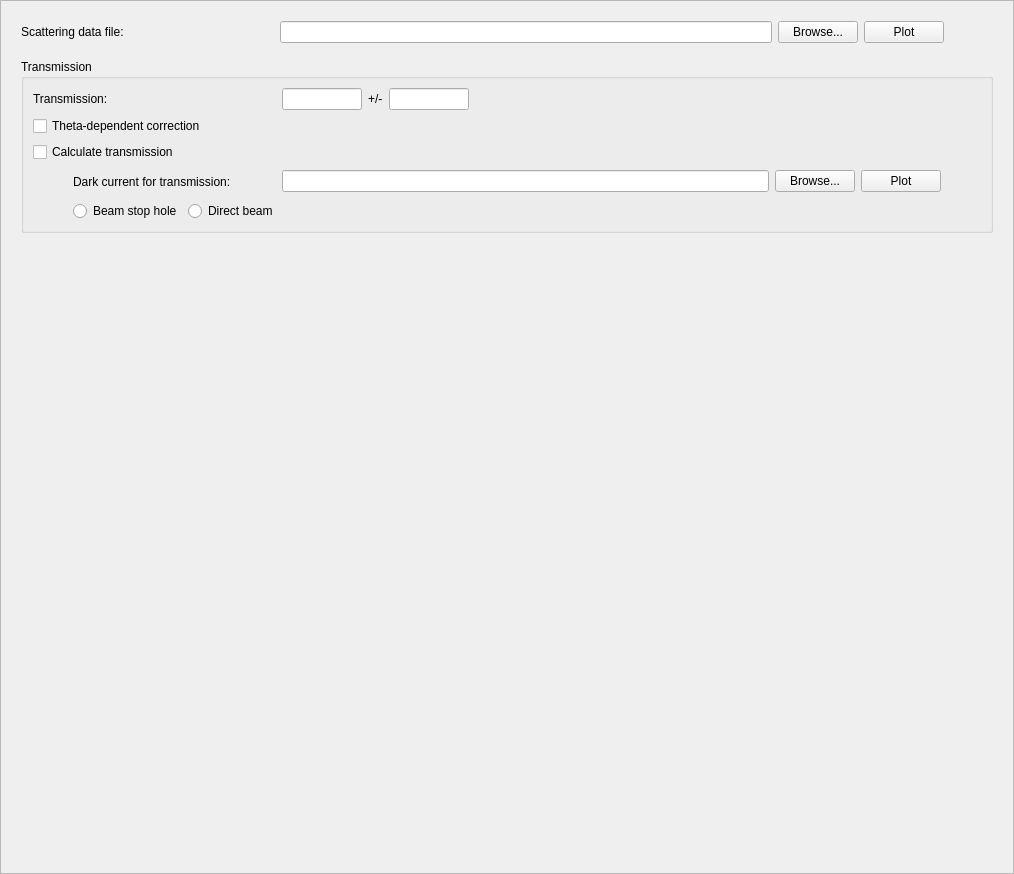
Before: the Qt Designer form Code/Mantid/scripts/Interface/ui/sans/eqsans_sample_data.ui in mantidproject/mantid, drawn with Qt 5.
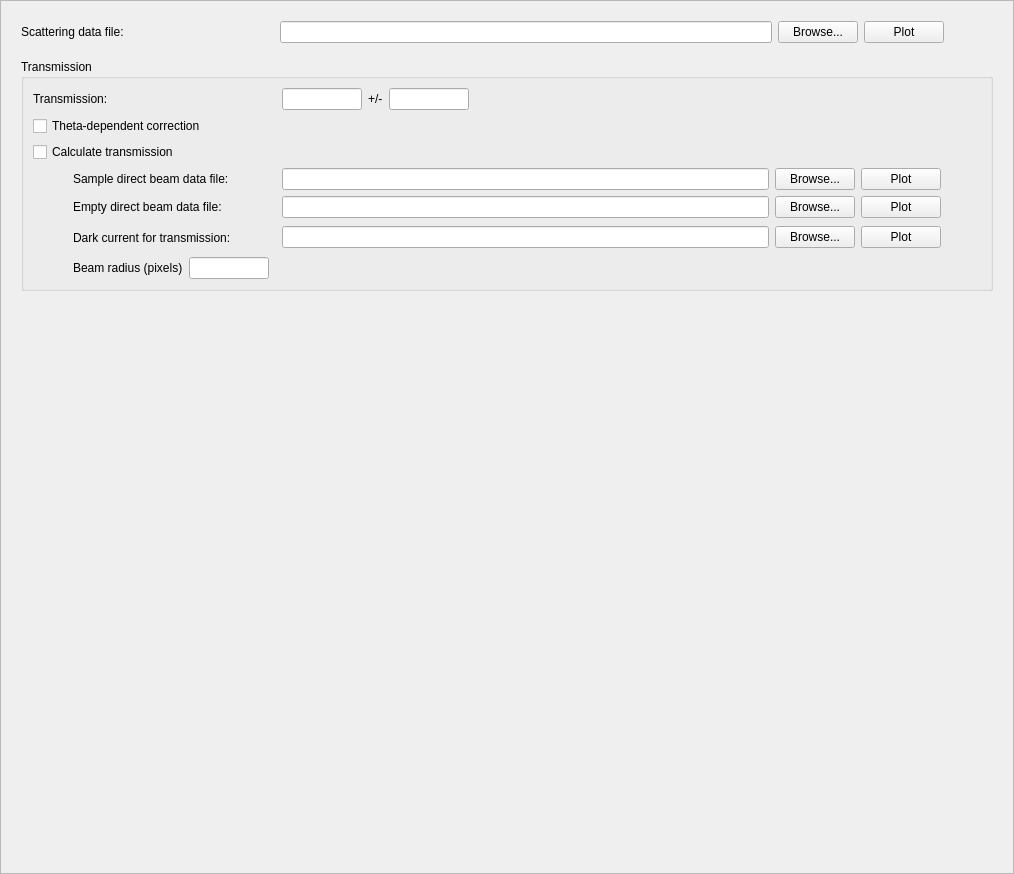
After: the same form once the commit is applied.

Commit message: got rid of beam stop transmission method. Fixes #3294

What changed in the file:
```diff
--- a/Code/Mantid/scripts/Interface/ui/sans/eqsans_sample_data.ui
+++ b/Code/Mantid/scripts/Interface/ui/sans/eqsans_sample_data.ui
@@ -221,65 +221,6 @@
               </property>
              </widget>
             </item>
-            <item row="7" column="0">
-             <layout class="QHBoxLayout" name="horizontalLayout_2">
-              <item>
-               <spacer name="horizontalSpacer">
-                <property name="orientation">
-                 <enum>Qt::Horizontal</enum>
-                </property>
-                <property name="sizeType">
-                 <enum>QSizePolicy::Fixed</enum>
-                </property>
-                <property name="sizeHint" stdset="0">
-                 <size>
-                  <width>40</width>
-                  <height>20</height>
-                 </size>
-                </property>
-               </spacer>
-              </item>
-              <item>
-               <widget class="QRadioButton" name="beamstop_chk">
-                <property name="toolTip">
-                 <string>Select to use the beam stop hole method for transmission calculation.</string>
-                </property>
-                <property name="text">
-                 <string>Beam stop hole</string>
-                </property>
-               </widget>
-              </item>
-              <item>
-               <widget class="QRadioButton" name="direct_beam_chk">
-                <property name="sizePolicy">
-                 <sizepolicy hsizetype="Fixed" vsizetype="Fixed">
-                  <horstretch>0</horstretch>
-                  <verstretch>0</verstretch>
-                 </sizepolicy>
-                </property>
-                <property name="toolTip">
-                 <string>Select to use the direct beam method for transmission calculation.</string>
-                </property>
-                <property name="text">
-                 <string>Direct beam</string>
-                </property>
-               </widget>
-              </item>
-              <item>
-               <spacer name="horizontalSpacer_4">
-                <property name="orientation">
-                 <enum>Qt::Horizontal</enum>
-                </property>
-                <property name="sizeHint" stdset="0">
-                 <size>
-                  <width>40</width>
-                  <height>20</height>
-                 </size>
-                </property>
-               </spacer>
-              </item>
-             </layout>
-            </item>
             <item row="2" column="0">
              <layout class="QHBoxLayout" name="horizontalLayout_3">
               <item>
@@ -405,7 +346,7 @@
               </item>
              </layout>
             </item>
-            <item row="5" column="0">
+            <item row="8" column="0">
              <layout class="QHBoxLayout" name="horizontalLayout_4">
               <item>
                <spacer name="horizontalSpacer_6">
@@ -547,13 +488,250 @@
               </item>
              </layout>
             </item>
-           </layout>
-          </item>
-          <item>
-           <layout class="QVBoxLayout" name="widget_placeholder">
-            <property name="spacing">
-             <number>0</number>
-            </property>
+            <item row="5" column="0">
+             <layout class="QHBoxLayout" name="horizontalLayout_2">
+              <item>
+               <spacer name="horizontalSpacer">
+                <property name="orientation">
+                 <enum>Qt::Horizontal</enum>
+                </property>
+                <property name="sizeType">
+                 <enum>QSizePolicy::Fixed</enum>
+                </property>
+                <property name="sizeHint" stdset="0">
+                 <size>
+                  <width>40</width>
+                  <height>20</height>
+                 </size>
+                </property>
+               </spacer>
+              </item>
+              <item>
+               <widget class="QLabel" name="sample_label">
+                <property name="minimumSize">
+                 <size>
+                  <width>203</width>
+                  <height>0</height>
+                 </size>
+                </property>
+                <property name="maximumSize">
+                 <size>
+                  <width>203</width>
+                  <height>16777215</height>
+                 </size>
+                </property>
+                <property name="text">
+                 <string>Sample direct beam data file:</string>
+                </property>
+               </widget>
+              </item>
+              <item>
+               <widget class="QLineEdit" name="sample_edit">
+                <property name="minimumSize">
+                 <size>
+                  <width>300</width>
+                  <height>0</height>
+                 </size>
+                </property>
+               </widget>
+              </item>
+              <item>
+               <widget class="QPushButton" name="sample_button">
+                <property name="sizePolicy">
+                 <sizepolicy hsizetype="Fixed" vsizetype="Fixed">
+                  <horstretch>0</horstretch>
+                  <verstretch>0</verstretch>
+                 </sizepolicy>
+                </property>
+                <property name="text">
+                 <string>Browse...</string>
+                </property>
+               </widget>
+              </item>
+              <item>
+               <widget class="QPushButton" name="sample_plot_button">
+                <property name="sizePolicy">
+                 <sizepolicy hsizetype="Fixed" vsizetype="Fixed">
+                  <horstretch>0</horstretch>
+                  <verstretch>0</verstretch>
+                 </sizepolicy>
+                </property>
+                <property name="text">
+                 <string>Plot</string>
+                </property>
+               </widget>
+              </item>
+              <item>
+               <spacer name="horizontalSpacer_4">
+                <property name="orientation">
+                 <enum>Qt::Horizontal</enum>
+                </property>
+                <property name="sizeType">
+                 <enum>QSizePolicy::Fixed</enum>
+                </property>
+                <property name="sizeHint" stdset="0">
+                 <size>
+                  <width>40</width>
+                  <height>20</height>
+                 </size>
+                </property>
+               </spacer>
+              </item>
+             </layout>
+            </item>
+            <item row="6" column="0">
+             <layout class="QHBoxLayout" name="horizontalLayout_5">
+              <item>
+               <spacer name="horizontalSpacer_10">
+                <property name="orientation">
+                 <enum>Qt::Horizontal</enum>
+                </property>
+                <property name="sizeType">
+                 <enum>QSizePolicy::Fixed</enum>
+                </property>
+                <property name="sizeHint" stdset="0">
+                 <size>
+                  <width>40</width>
+                  <height>20</height>
+                 </size>
+                </property>
+               </spacer>
+              </item>
+              <item>
+               <widget class="QLabel" name="empty_label">
+                <property name="minimumSize">
+                 <size>
+                  <width>203</width>
+                  <height>0</height>
+                 </size>
+                </property>
+                <property name="maximumSize">
+                 <size>
+                  <width>203</width>
+                  <height>16777215</height>
+                 </size>
+                </property>
+                <property name="text">
+                 <string>Empty direct beam data file:</string>
+                </property>
+               </widget>
+              </item>
+              <item>
+               <widget class="QLineEdit" name="empty_edit">
+                <property name="minimumSize">
+                 <size>
+                  <width>300</width>
+                  <height>0</height>
+                 </size>
+                </property>
+               </widget>
+              </item>
+              <item>
+               <widget class="QPushButton" name="empty_button">
+                <property name="sizePolicy">
+                 <sizepolicy hsizetype="Fixed" vsizetype="Fixed">
+                  <horstretch>0</horstretch>
+                  <verstretch>0</verstretch>
+                 </sizepolicy>
+                </property>
+                <property name="text">
+                 <string>Browse...</string>
+                </property>
+               </widget>
+              </item>
+              <item>
+               <widget class="QPushButton" name="empty_plot_button">
+                <property name="sizePolicy">
+                 <sizepolicy hsizetype="Fixed" vsizetype="Fixed">
+                  <horstretch>0</horstretch>
+                  <verstretch>0</verstretch>
+                 </sizepolicy>
+                </property>
+                <property name="text">
+                 <string>Plot</string>
+                </property>
+               </widget>
+              </item>
+              <item>
+               <spacer name="horizontalSpacer_9">
+                <property name="orientation">
+                 <enum>Qt::Horizontal</enum>
+                </property>
+                <property name="sizeType">
+                 <enum>QSizePolicy::Fixed</enum>
+                </property>
+                <property name="sizeHint" stdset="0">
+                 <size>
+                  <width>40</width>
+                  <height>20</height>
+                 </size>
+                </property>
+               </spacer>
+              </item>
+             </layout>
+            </item>
+            <item row="9" column="0">
+             <layout class="QHBoxLayout" name="horizontalLayout_6">
+              <item>
+               <spacer name="horizontalSpacer_11">
+                <property name="orientation">
+                 <enum>Qt::Horizontal</enum>
+                </property>
+                <property name="sizeType">
+                 <enum>QSizePolicy::Fixed</enum>
+                </property>
+                <property name="sizeHint" stdset="0">
+                 <size>
+                  <width>40</width>
+                  <height>20</height>
+                 </size>
+                </property>
+               </spacer>
+              </item>
+              <item>
+               <widget class="QLabel" name="beam_radius_label">
+                <property name="text">
+                 <string>Beam radius (pixels)</string>
+                </property>
+               </widget>
+              </item>
+              <item>
+               <widget class="QLineEdit" name="beam_radius_edit">
+                <property name="sizePolicy">
+                 <sizepolicy hsizetype="Fixed" vsizetype="Fixed">
+                  <horstretch>0</horstretch>
+                  <verstretch>0</verstretch>
+                 </sizepolicy>
+                </property>
+                <property name="minimumSize">
+                 <size>
+                  <width>80</width>
+                  <height>0</height>
+                 </size>
+                </property>
+                <property name="maximumSize">
+                 <size>
+                  <width>80</width>
+                  <height>16777215</height>
+                 </size>
+                </property>
+               </widget>
+              </item>
+              <item>
+               <spacer name="horizontalSpacer_12">
+                <property name="orientation">
+                 <enum>Qt::Horizontal</enum>
+                </property>
+                <property name="sizeHint" stdset="0">
+                 <size>
+                  <width>40</width>
+                  <height>20</height>
+                 </size>
+                </property>
+               </spacer>
+              </item>
+             </layout>
+            </item>
            </layout>
           </item>
          </layout>
```
The commit also changes 7 other files.
